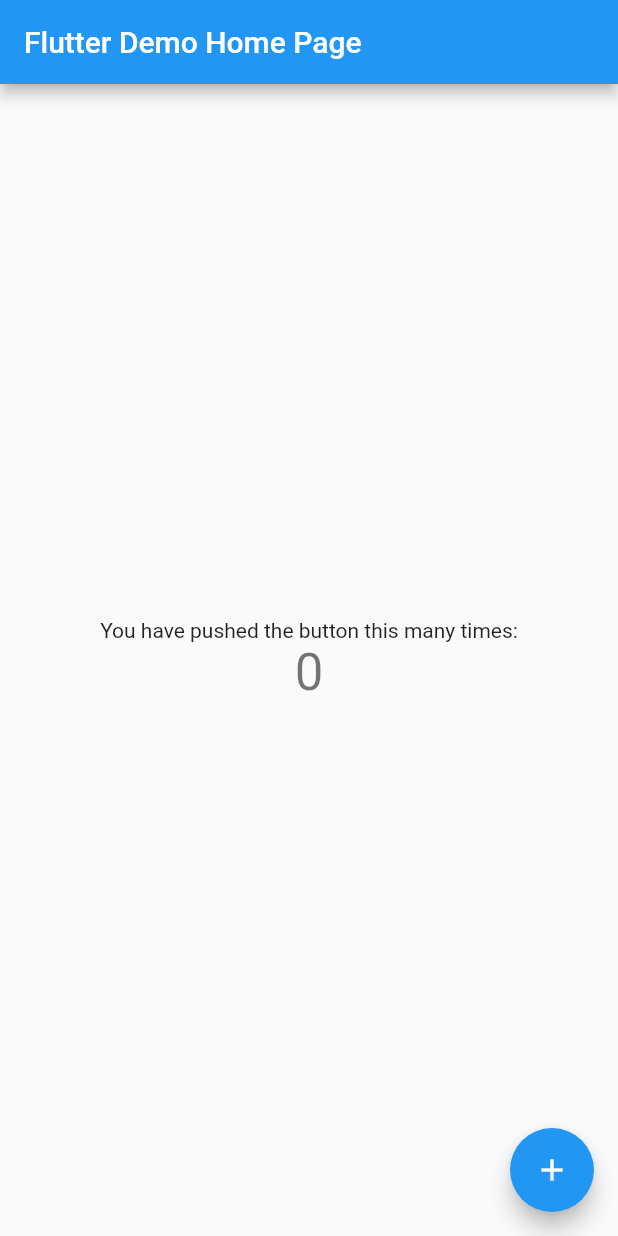
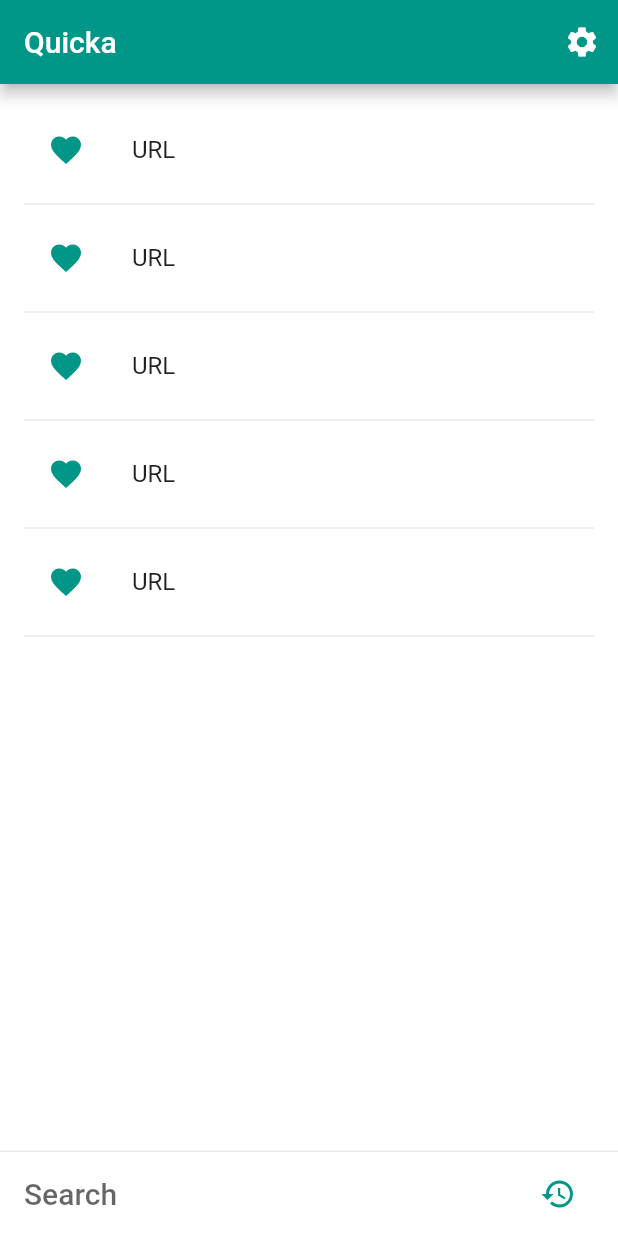
Before and after one commit to rakuishi/quicka-flutter, a Flutter app: the screen it shows after launch, on a phone screen of 412 x 824 dp. Run offline on Flutter 3.47's test engine with Material 2 defaults, Android fonts, the phone set to English and light mode, and no system bars.

Commit message:
Add a skeleton of MyHomePage

```diff
--- a/lib/main.dart
+++ b/lib/main.dart
@@ -1,109 +1,4 @@
 import 'package:flutter/material.dart';
+import 'package:quicka/ui/app.dart';
 
 void main() => runApp(new MyApp());
-
-class MyApp extends StatelessWidget {
-  // This widget is the root of your application.
-  @override
-  Widget build(BuildContext context) {
-    return new MaterialApp(
-      title: 'Flutter Demo',
-      theme: new ThemeData(
-        // This is the theme of your application.
-        //
-        // Try running your application with "flutter run". You'll see the
-        // application has a blue toolbar. Then, without quitting the app, try
-        // changing the primarySwatch below to Colors.green and then invoke
-        // "hot reload" (press "r" in the console where you ran "flutter run",
-        // or press Run > Flutter Hot Reload in IntelliJ). Notice that the
-        // counter didn't reset back to zero; the application is not restarted.
-        primarySwatch: Colors.blue,
-      ),
-      home: new MyHomePage(title: 'Flutter Demo Home Page'),
-    );
-  }
-}
-
-class MyHomePage extends StatefulWidget {
-  MyHomePage({Key key, this.title}) : super(key: key);
-
-  // This widget is the home page of your application. It is stateful, meaning
-  // that it has a State object (defined below) that contains fields that affect
-  // how it looks.
-
-  // This class is the configuration for the state. It holds the values (in this
-  // case the title) provided by the parent (in this case the App widget) and
-  // used by the build method of the State. Fields in a Widget subclass are
-  // always marked "final".
-
-  final String title;
-
-  @override
-  _MyHomePageState createState() => new _MyHomePageState();
-}
-
-class _MyHomePageState extends State<MyHomePage> {
-  int _counter = 0;
-
-  void _incrementCounter() {
-    setState(() {
-      // This call to setState tells the Flutter framework that something has
-      // changed in this State, which causes it to rerun the build method below
-      // so that the display can reflect the updated values. If we changed
-      // _counter without calling setState(), then the build method would not be
-      // called again, and so nothing would appear to happen.
-      _counter++;
-    });
-  }
-
-  @override
-  Widget build(BuildContext context) {
-    // This method is rerun every time setState is called, for instance as done
-    // by the _incrementCounter method above.
-    //
-    // The Flutter framework has been optimized to make rerunning build methods
-    // fast, so that you can just rebuild anything that needs updating rather
-    // than having to individually change instances of widgets.
-    return new Scaffold(
-      appBar: new AppBar(
-        // Here we take the value from the MyHomePage object that was created by
-        // the App.build method, and use it to set our appbar title.
-        title: new Text(widget.title),
-      ),
-      body: new Center(
-        // Center is a layout widget. It takes a single child and positions it
-        // in the middle of the parent.
-        child: new Column(
-          // Column is also layout widget. It takes a list of children and
-          // arranges them vertically. By default, it sizes itself to fit its
-          // children horizontally, and tries to be as tall as its parent.
-          //
-          // Invoke "debug paint" (press "p" in the console where you ran
-          // "flutter run", or select "Toggle Debug Paint" from the Flutter tool
-          // window in IntelliJ) to see the wireframe for each widget.
-          //
-          // Column has various properties to control how it sizes itself and
-          // how it positions its children. Here we use mainAxisAlignment to
-          // center the children vertically; the main axis here is the vertical
-          // axis because Columns are vertical (the cross axis would be
-          // horizontal).
-          mainAxisAlignment: MainAxisAlignment.center,
-          children: <Widget>[
-            new Text(
-              'You have pushed the button this many times:',
-            ),
-            new Text(
-              '$_counter',
-              style: Theme.of(context).textTheme.display1,
-            ),
-          ],
-        ),
-      ),
-      floatingActionButton: new FloatingActionButton(
-        onPressed: _incrementCounter,
-        tooltip: 'Increment',
-        child: new Icon(Icons.add),
-      ), // This trailing comma makes auto-formatting nicer for build methods.
-    );
-  }
-}
--- /dev/null
+++ b/lib/ui/app.dart
@@ -0,0 +1,120 @@
+import 'package:flutter/material.dart';
+
+class MyApp extends StatelessWidget {
+  @override
+  Widget build(BuildContext context) {
+    return new MaterialApp(
+      theme: new ThemeData(
+        primarySwatch: Colors.teal,
+      ),
+      home: new MyHomePage(),
+    );
+  }
+}
+
+class MyHomePage extends StatefulWidget {
+  @override
+  _MyHomePageState createState() => new _MyHomePageState();
+}
+
+class _MyHomePageState extends State<MyHomePage> {
+  final TextEditingController _textController = new TextEditingController();
+
+  @override
+  Widget build(BuildContext context) {
+    return new Scaffold(
+      appBar: new AppBar(
+        title: new Text('Quicka'),
+        actions: <Widget>[
+          new IconButton(
+              icon: new Icon(Icons.settings), onPressed: _pushSettings),
+        ],
+      ),
+      body: new Container(
+        color: Colors.white,
+        child: new Column(
+          children: <Widget>[
+            new Flexible(
+              child: _buildListView(),
+            ),
+            new Divider(
+              height: 1.0,
+            ),
+            new Container(
+              decoration: new BoxDecoration(color: Theme.of(context).cardColor),
+              child: _buildTextComponent(),
+            ),
+          ],
+        ),
+      ),
+    );
+  }
+
+  Widget _buildListView() {
+    return new ListView.builder(
+      padding: new EdgeInsets.all(16.0),
+      itemBuilder: (context, i) {
+        if (i.isOdd) return new Divider();
+        // final index = i ~/ 2;
+        return new ListViewItem();
+      },
+      itemCount: 10,
+    );
+  }
+
+  Widget _buildTextComponent() {
+    return new IconTheme(
+      data: new IconThemeData(color: Theme.of(context).accentColor),
+      child: new Container(
+        margin: const EdgeInsets.symmetric(horizontal: 16.0, vertical: 4.0),
+        child: new Row(
+          children: <Widget>[
+            new Flexible(
+              child: new TextField(
+                controller: _textController,
+                onSubmitted: _handleSubmitted,
+                decoration: new InputDecoration.collapsed(hintText: 'Search'),
+                style: Theme.of(context).textTheme.title,
+              ),
+            ),
+            new Container(
+              margin: new EdgeInsets.only(left: 16.0),
+              child: new IconButton(
+                icon: new Icon(Icons.history),
+                onPressed: _pushHistory,
+              ),
+            ),
+          ],
+        ),
+      ),
+    );
+  }
+
+  void _handleSubmitted(String text) {
+    // do something
+  }
+
+  void _pushHistory() {
+    // do something
+  }
+
+  void _pushSettings() {
+    // do something
+  }
+}
+
+class ListViewItem extends StatelessWidget {
+  @override
+  Widget build(BuildContext context) {
+    return new ListTile(
+      title: new Text('URL'),
+      leading: new Icon(
+        Icons.favorite,
+        color: Theme.of(context).accentColor,
+      ),
+      onTap: () {
+        // do something
+      },
+    );
+  }
+}
```
